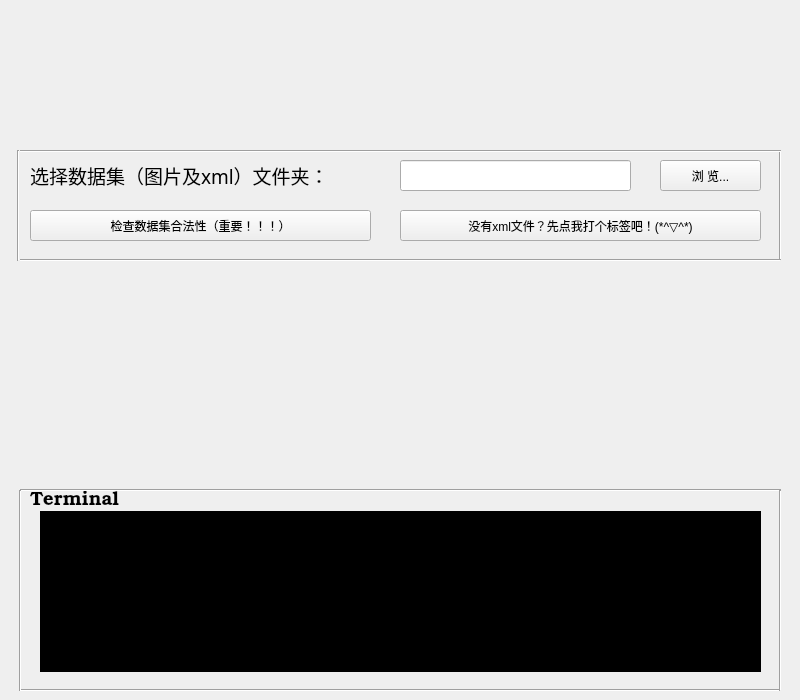
Above: gui/main.ui from ylxy123/yolov5-gui before the change. Below: the same form after it.
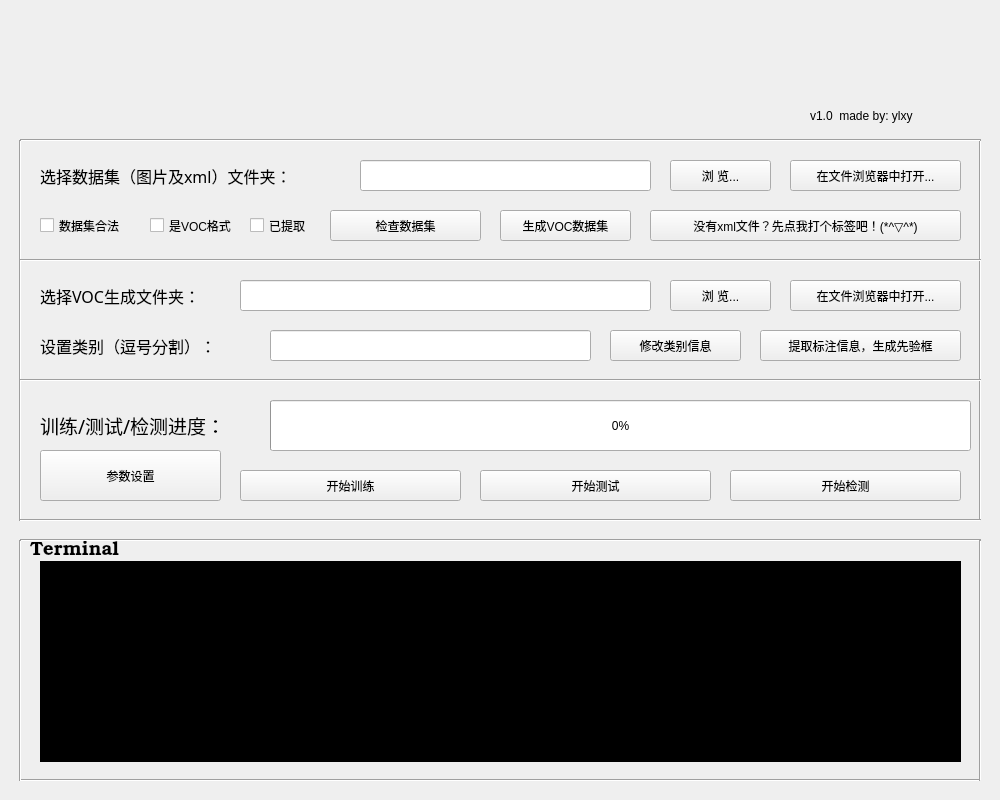
That is the form after the change. Icons and pictures are not drawn.

The edit to the form file:
```diff
--- a/gui/main.ui
+++ b/gui/main.ui
@@ -6,31 +6,35 @@
    <rect>
     <x>0</x>
     <y>0</y>
-    <width>800</width>
-    <height>700</height>
+    <width>1000</width>
+    <height>800</height>
    </rect>
   </property>
   <property name="minimumSize">
    <size>
-    <width>800</width>
-    <height>700</height>
+    <width>1000</width>
+    <height>800</height>
    </size>
   </property>
   <property name="maximumSize">
    <size>
-    <width>800</width>
-    <height>700</height>
+    <width>1000</width>
+    <height>800</height>
    </size>
   </property>
   <property name="windowTitle">
    <string>YOLOv5</string>
   </property>
+  <property name="windowIcon">
+   <iconset resource="res/main.qrc">
+    <normaloff>:/window/title.png</normaloff>:/window/title.png</iconset>
+  </property>
   <widget class="QLineEdit" name="lineEdit">
    <property name="geometry">
     <rect>
-     <x>400</x>
+     <x>360</x>
      <y>160</y>
-     <width>231</width>
+     <width>291</width>
      <height>31</height>
     </rect>
    </property>
@@ -43,13 +47,13 @@
     <rect>
      <x>0</x>
      <y>20</y>
-     <width>800</width>
+     <width>1000</width>
      <height>100</height>
     </rect>
    </property>
    <property name="maximumSize">
     <size>
-     <width>800</width>
+     <width>1000</width>
      <height>100</height>
     </size>
    </property>
@@ -63,7 +67,7 @@
   <widget class="QLabel" name="label_2">
    <property name="geometry">
     <rect>
-     <x>30</x>
+     <x>40</x>
      <y>150</y>
      <width>361</width>
      <height>51</height>
@@ -72,7 +76,7 @@
    <property name="font">
     <font>
      <family>宋体</family>
-     <pointsize>14</pointsize>
+     <pointsize>12</pointsize>
     </font>
    </property>
    <property name="text">
@@ -83,8 +87,8 @@
    <property name="geometry">
     <rect>
      <x>20</x>
-     <y>141</y>
-     <width>761</width>
+     <y>130</y>
+     <width>961</width>
      <height>20</height>
     </rect>
    </property>
@@ -95,7 +99,7 @@
   <widget class="QPushButton" name="browserButton">
    <property name="geometry">
     <rect>
-     <x>660</x>
+     <x>670</x>
      <y>160</y>
      <width>101</width>
      <height>31</height>
@@ -110,7 +114,7 @@
     <rect>
      <x>20</x>
      <y>250</y>
-     <width>761</width>
+     <width>961</width>
      <height>20</height>
     </rect>
    </property>
@@ -122,9 +126,9 @@
    <property name="geometry">
     <rect>
      <x>10</x>
-     <y>150</y>
-     <width>16</width>
-     <height>111</height>
+     <y>140</y>
+     <width>20</width>
+     <height>381</height>
     </rect>
    </property>
    <property name="orientation">
@@ -134,10 +138,10 @@
   <widget class="Line" name="line_4">
    <property name="geometry">
     <rect>
-     <x>770</x>
-     <y>150</y>
+     <x>970</x>
+     <y>140</y>
      <width>21</width>
-     <height>111</height>
+     <height>381</height>
     </rect>
    </property>
    <property name="orientation">
@@ -147,9 +151,9 @@
   <widget class="QPushButton" name="labelImgButton">
    <property name="geometry">
     <rect>
-     <x>400</x>
+     <x>650</x>
      <y>210</y>
-     <width>361</width>
+     <width>311</width>
      <height>31</height>
     </rect>
    </property>
@@ -160,23 +164,23 @@
   <widget class="QPushButton" name="checkButton">
    <property name="geometry">
     <rect>
-     <x>30</x>
+     <x>330</x>
      <y>210</y>
-     <width>341</width>
+     <width>151</width>
      <height>31</height>
     </rect>
    </property>
    <property name="text">
-    <string>检查数据集合法性（重要！！！）</string>
+    <string>检查数据集</string>
    </property>
   </widget>
   <widget class="QTextBrowser" name="logTerminal">
    <property name="geometry">
     <rect>
      <x>40</x>
-     <y>511</y>
-     <width>721</width>
-     <height>161</height>
+     <y>561</y>
+     <width>921</width>
+     <height>201</height>
     </rect>
    </property>
    <property name="styleSheet">
@@ -188,7 +192,7 @@
    <property name="geometry">
     <rect>
      <x>30</x>
-     <y>490</y>
+     <y>540</y>
      <width>111</width>
      <height>21</height>
     </rect>
@@ -209,8 +213,8 @@
    <property name="geometry">
     <rect>
      <x>20</x>
-     <y>480</y>
-     <width>761</width>
+     <y>530</y>
+     <width>961</width>
      <height>20</height>
     </rect>
    </property>
@@ -222,8 +226,8 @@
    <property name="geometry">
     <rect>
      <x>20</x>
-     <y>680</y>
-     <width>761</width>
+     <y>770</y>
+     <width>961</width>
      <height>21</height>
     </rect>
    </property>
@@ -235,9 +239,9 @@
    <property name="geometry">
     <rect>
      <x>10</x>
-     <y>490</y>
+     <y>540</y>
      <width>21</width>
-     <height>201</height>
+     <height>241</height>
     </rect>
    </property>
    <property name="orientation">
@@ -247,23 +251,383 @@
   <widget class="Line" name="line_8">
    <property name="geometry">
     <rect>
-     <x>770</x>
-     <y>490</y>
+     <x>970</x>
+     <y>540</y>
      <width>21</width>
-     <height>201</height>
+     <height>241</height>
     </rect>
    </property>
    <property name="orientation">
     <enum>Qt::Vertical</enum>
    </property>
   </widget>
+  <widget class="Line" name="line_9">
+   <property name="geometry">
+    <rect>
+     <x>20</x>
+     <y>510</y>
+     <width>961</width>
+     <height>20</height>
+    </rect>
+   </property>
+   <property name="orientation">
+    <enum>Qt::Horizontal</enum>
+   </property>
+  </widget>
+  <widget class="Line" name="line_10">
+   <property name="geometry">
+    <rect>
+     <x>20</x>
+     <y>370</y>
+     <width>961</width>
+     <height>20</height>
+    </rect>
+   </property>
+   <property name="orientation">
+    <enum>Qt::Horizontal</enum>
+   </property>
+  </widget>
+  <widget class="QPushButton" name="paramsButton">
+   <property name="geometry">
+    <rect>
+     <x>40</x>
+     <y>450</y>
+     <width>181</width>
+     <height>51</height>
+    </rect>
+   </property>
+   <property name="text">
+    <string>参数设置</string>
+   </property>
+  </widget>
+  <widget class="QPushButton" name="VOCButton">
+   <property name="geometry">
+    <rect>
+     <x>500</x>
+     <y>210</y>
+     <width>131</width>
+     <height>31</height>
+    </rect>
+   </property>
+   <property name="text">
+    <string>生成VOC数据集</string>
+   </property>
+  </widget>
+  <widget class="QCheckBox" name="isVOCBox">
+   <property name="geometry">
+    <rect>
+     <x>150</x>
+     <y>210</y>
+     <width>91</width>
+     <height>31</height>
+    </rect>
+   </property>
+   <property name="acceptDrops">
+    <bool>false</bool>
+   </property>
+   <property name="autoFillBackground">
+    <bool>false</bool>
+   </property>
+   <property name="styleSheet">
+    <string notr="true">color: rgb(0, 0, 0);</string>
+   </property>
+   <property name="text">
+    <string>是VOC格式</string>
+   </property>
+   <property name="checkable">
+    <bool>true</bool>
+   </property>
+   <property name="checked">
+    <bool>false</bool>
+   </property>
+  </widget>
+  <widget class="QCheckBox" name="isLegalBox">
+   <property name="geometry">
+    <rect>
+     <x>40</x>
+     <y>210</y>
+     <width>111</width>
+     <height>31</height>
+    </rect>
+   </property>
+   <property name="font">
+    <font>
+     <family>Adobe Devanagari</family>
+     <pointsize>9</pointsize>
+    </font>
+   </property>
+   <property name="acceptDrops">
+    <bool>false</bool>
+   </property>
+   <property name="autoFillBackground">
+    <bool>false</bool>
+   </property>
+   <property name="styleSheet">
+    <string notr="true"/>
+   </property>
+   <property name="text">
+    <string>数据集合法</string>
+   </property>
+   <property name="checkable">
+    <bool>true</bool>
+   </property>
+   <property name="checked">
+    <bool>false</bool>
+   </property>
+   <property name="autoRepeat">
+    <bool>false</bool>
+   </property>
+   <property name="tristate">
+    <bool>false</bool>
+   </property>
+  </widget>
+  <widget class="QPushButton" name="trainButton">
+   <property name="geometry">
+    <rect>
+     <x>240</x>
+     <y>470</y>
+     <width>221</width>
+     <height>31</height>
+    </rect>
+   </property>
+   <property name="text">
+    <string>开始训练</string>
+   </property>
+  </widget>
+  <widget class="QPushButton" name="testButton">
+   <property name="geometry">
+    <rect>
+     <x>480</x>
+     <y>470</y>
+     <width>231</width>
+     <height>31</height>
+    </rect>
+   </property>
+   <property name="text">
+    <string>开始测试</string>
+   </property>
+  </widget>
+  <widget class="QPushButton" name="detectButton">
+   <property name="geometry">
+    <rect>
+     <x>730</x>
+     <y>470</y>
+     <width>231</width>
+     <height>31</height>
+    </rect>
+   </property>
+   <property name="text">
+    <string>开始检测</string>
+   </property>
+  </widget>
+  <widget class="QPushButton" name="extractButton">
+   <property name="geometry">
+    <rect>
+     <x>760</x>
+     <y>330</y>
+     <width>201</width>
+     <height>31</height>
+    </rect>
+   </property>
+   <property name="text">
+    <string>提取标注信息，生成先验框</string>
+   </property>
+  </widget>
+  <widget class="QPushButton" name="showInBrowserButton">
+   <property name="geometry">
+    <rect>
+     <x>790</x>
+     <y>160</y>
+     <width>171</width>
+     <height>31</height>
+    </rect>
+   </property>
+   <property name="text">
+    <string>在文件浏览器中打开...</string>
+   </property>
+  </widget>
+  <widget class="QLabel" name="label_4">
+   <property name="geometry">
+    <rect>
+     <x>40</x>
+     <y>270</y>
+     <width>191</width>
+     <height>51</height>
+    </rect>
+   </property>
+   <property name="font">
+    <font>
+     <family>宋体</family>
+     <pointsize>12</pointsize>
+    </font>
+   </property>
+   <property name="text">
+    <string>选择VOC生成文件夹：</string>
+   </property>
+  </widget>
+  <widget class="QLineEdit" name="VOClineEdit">
+   <property name="geometry">
+    <rect>
+     <x>240</x>
+     <y>280</y>
+     <width>411</width>
+     <height>31</height>
+    </rect>
+   </property>
+   <property name="readOnly">
+    <bool>true</bool>
+   </property>
+  </widget>
+  <widget class="QPushButton" name="browserVOCButton">
+   <property name="geometry">
+    <rect>
+     <x>670</x>
+     <y>280</y>
+     <width>101</width>
+     <height>31</height>
+    </rect>
+   </property>
+   <property name="text">
+    <string>浏 览...</string>
+   </property>
+  </widget>
+  <widget class="QProgressBar" name="progressBar">
+   <property name="geometry">
+    <rect>
+     <x>270</x>
+     <y>400</y>
+     <width>701</width>
+     <height>51</height>
+    </rect>
+   </property>
+   <property name="styleSheet">
+    <string notr="true">font: 16pt &quot;Adobe Devanagari&quot;;</string>
+   </property>
+   <property name="value">
+    <number>0</number>
+   </property>
+  </widget>
+  <widget class="QLabel" name="label_5">
+   <property name="geometry">
+    <rect>
+     <x>40</x>
+     <y>400</y>
+     <width>231</width>
+     <height>51</height>
+    </rect>
+   </property>
+   <property name="font">
+    <font>
+     <family>华光大黑二_CNKI</family>
+     <pointsize>14</pointsize>
+    </font>
+   </property>
+   <property name="text">
+    <string>训练/测试/检测进度：</string>
+   </property>
+  </widget>
+  <widget class="QPushButton" name="showInBrowserButton_2">
+   <property name="geometry">
+    <rect>
+     <x>790</x>
+     <y>280</y>
+     <width>171</width>
+     <height>31</height>
+    </rect>
+   </property>
+   <property name="text">
+    <string>在文件浏览器中打开...</string>
+   </property>
+  </widget>
+  <widget class="QCheckBox" name="isExtractedBox">
+   <property name="geometry">
+    <rect>
+     <x>250</x>
+     <y>210</y>
+     <width>81</width>
+     <height>31</height>
+    </rect>
+   </property>
+   <property name="acceptDrops">
+    <bool>false</bool>
+   </property>
+   <property name="autoFillBackground">
+    <bool>false</bool>
+   </property>
+   <property name="styleSheet">
+    <string notr="true">color: rgb(0, 0, 0);</string>
+   </property>
+   <property name="text">
+    <string>已提取</string>
+   </property>
+   <property name="checkable">
+    <bool>true</bool>
+   </property>
+   <property name="checked">
+    <bool>false</bool>
+   </property>
+  </widget>
+  <widget class="QPushButton" name="settingsButton">
+   <property name="geometry">
+    <rect>
+     <x>610</x>
+     <y>330</y>
+     <width>131</width>
+     <height>31</height>
+    </rect>
+   </property>
+   <property name="text">
+    <string>修改类别信息</string>
+   </property>
+  </widget>
+  <widget class="QLineEdit" name="classesEdit">
+   <property name="geometry">
+    <rect>
+     <x>270</x>
+     <y>330</y>
+     <width>321</width>
+     <height>31</height>
+    </rect>
+   </property>
+  </widget>
+  <widget class="QLabel" name="label_6">
+   <property name="geometry">
+    <rect>
+     <x>40</x>
+     <y>300</y>
+     <width>231</width>
+     <height>91</height>
+    </rect>
+   </property>
+   <property name="font">
+    <font>
+     <family>宋体</family>
+     <pointsize>12</pointsize>
+    </font>
+   </property>
+   <property name="text">
+    <string>设置类别（逗号分割）：</string>
+   </property>
+  </widget>
+  <widget class="QLabel" name="label_7">
+   <property name="geometry">
+    <rect>
+     <x>810</x>
+     <y>90</y>
+     <width>191</width>
+     <height>51</height>
+    </rect>
+   </property>
+   <property name="text">
+    <string>v1.0  made by: ylxy</string>
+   </property>
+  </widget>
   <zorder>line_4</zorder>
   <zorder>lineEdit</zorder>
   <zorder>label</zorder>
   <zorder>label_2</zorder>
   <zorder>line</zorder>
   <zorder>browserButton</zorder>
-  <zorder>line_2</zorder>
   <zorder>line_3</zorder>
   <zorder>labelImgButton</zorder>
   <zorder>checkButton</zorder>
@@ -273,6 +637,29 @@
   <zorder>line_6</zorder>
   <zorder>line_7</zorder>
   <zorder>line_8</zorder>
+  <zorder>line_2</zorder>
+  <zorder>line_9</zorder>
+  <zorder>line_10</zorder>
+  <zorder>paramsButton</zorder>
+  <zorder>VOCButton</zorder>
+  <zorder>isVOCBox</zorder>
+  <zorder>isLegalBox</zorder>
+  <zorder>trainButton</zorder>
+  <zorder>testButton</zorder>
+  <zorder>detectButton</zorder>
+  <zorder>extractButton</zorder>
+  <zorder>showInBrowserButton</zorder>
+  <zorder>label_4</zorder>
+  <zorder>VOClineEdit</zorder>
+  <zorder>browserVOCButton</zorder>
+  <zorder>progressBar</zorder>
+  <zorder>label_5</zorder>
+  <zorder>showInBrowserButton_2</zorder>
+  <zorder>isExtractedBox</zorder>
+  <zorder>settingsButton</zorder>
+  <zorder>classesEdit</zorder>
+  <zorder>label_6</zorder>
+  <zorder>label_7</zorder>
  </widget>
  <resources>
   <include location="res/main.qrc"/>
```
